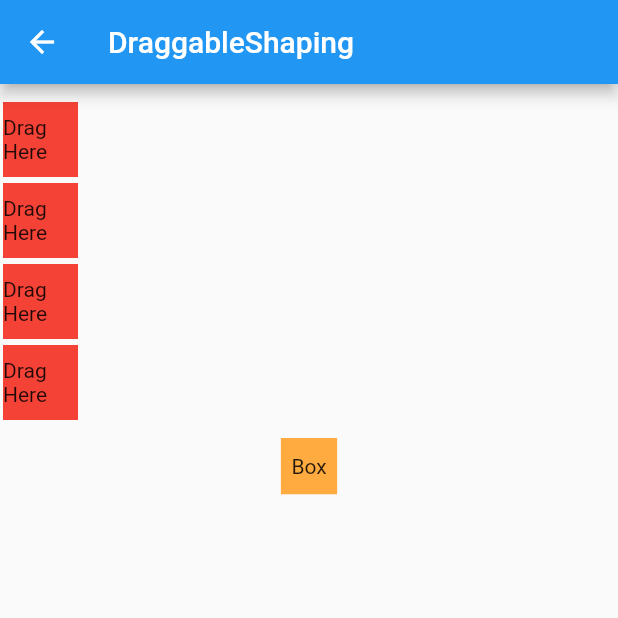
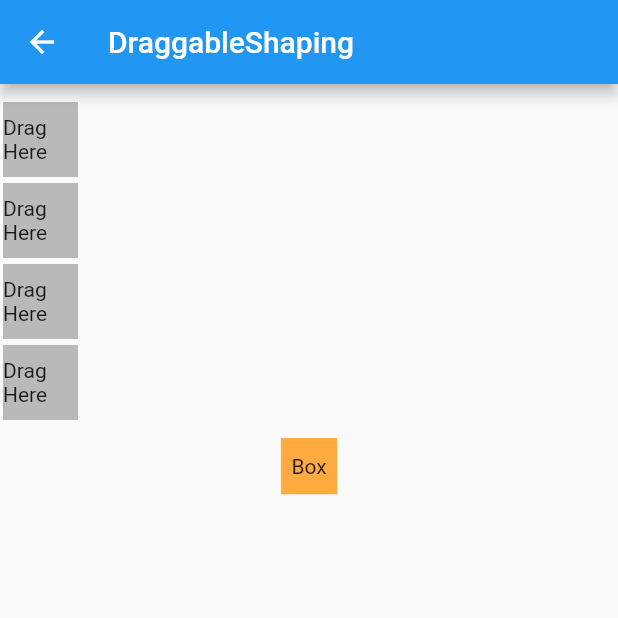
Before and after one commit to YoHaiYo/elemental_block_puzzle, a Flutter app: the DraggableShaping screen opened directly, on a phone screen of 412 x 824 dp, the top half of it. Run offline on Flutter 3.47's test engine with Material 2 defaults, Android fonts, the light colour scheme and no system bars; missing offline and left inert: dart:ffi.

Commit message:
23.05.15 Block Multiple Color change.

```diff
--- a/lib/trying/draggable_shaping.dart
+++ b/lib/trying/draggable_shaping.dart
@@ -13,7 +13,7 @@ class DraggableShaping extends StatefulWidget {
 
 class _DraggableShapingState extends State<DraggableShaping> {
   /// 변수 정의
-  Color originColor = Colors.red; // 드래그타켓 블록 시작 색상
+  Color originColor = Colors.black26; // 드래그타켓 블록 시작 색상
   Color firstColor = Colors.orangeAccent; // 드래그할 블록 색상 & 드래그되고 바뀔 색상
   String moveBlockText = "Box";
 
@@ -91,7 +91,7 @@ class _DraggableShapingState extends State<DraggableShaping> {
   double targetBlockHeight = 50;
   double targetBlockPadding = 2;
   String targetBlockText = "Drag Here";
-  Color targetBlockShade = Colors.grey.shade200;
+  Color targetBlockShade = Colors.orange.shade200;
 
 
   /// 블록 종류 만들기
```
